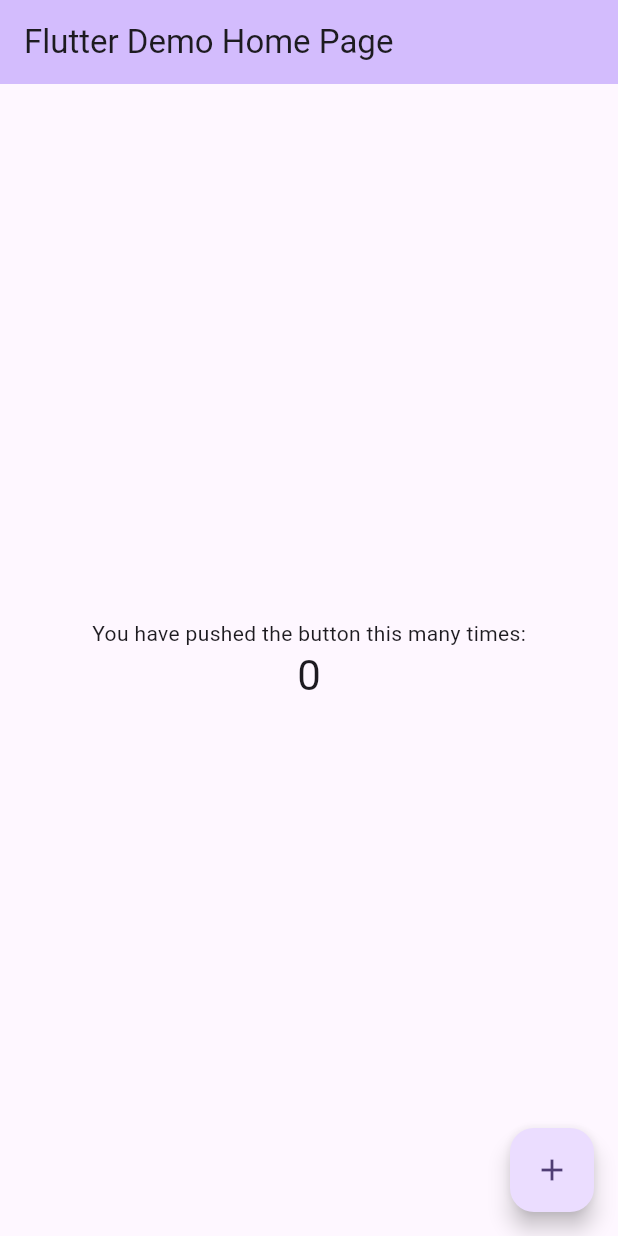
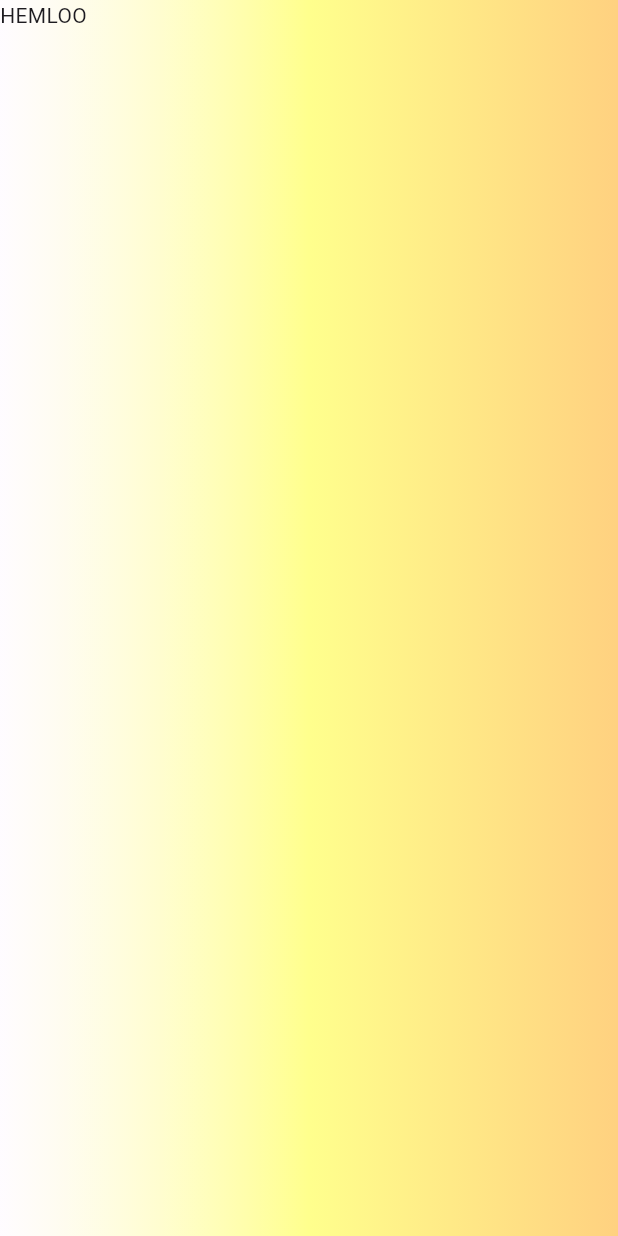
Before and after one commit to Uanuragdhyay/RecipieBook, a Flutter app: the screen it shows after launch, on a phone screen of 412 x 824 dp. Run offline on Flutter 3.47's test engine with Material 3 defaults, Android fonts, the phone set to English and light mode, and no system bars.

Commit message:
initiated home page

```diff
--- /dev/null
+++ b/lib/home.dart
@@ -0,0 +1,35 @@
+import 'package:flutter/material.dart';
+
+class Home extends StatefulWidget {
+
+
+  @override
+  State<Home> createState() => _HomeState();
+}
+
+class _HomeState extends State<Home> {
+  @override
+  Widget build(BuildContext context) {
+    return Scaffold(
+      body: Stack(
+        children: [
+          Container(
+            width: MediaQuery.of(context).size.width,
+            height: MediaQuery.of(context).size.height ,
+            decoration: BoxDecoration(
+              gradient:LinearGradient(
+                  colors:[
+                    Colors.white60,
+                    Colors.yellowAccent.shade100,
+                    Colors.orangeAccent.shade100
+                  ]
+              )
+            ),
+          ),
+          SafeArea(child: Text("HEMLOO"),
+          )
+        ],
+      )
+    );
+  }
+}
--- a/lib/main.dart
+++ b/lib/main.dart
@@ -1,4 +1,5 @@
 import 'package:flutter/material.dart';
+import 'package:recipiebook/home.dart';
 
 void main() {
   runApp(const MyApp());
@@ -31,95 +32,7 @@ class MyApp extends StatelessWidget {
         colorScheme: ColorScheme.fromSeed(seedColor: Colors.deepPurple),
         useMaterial3: true,
       ),
-      home: const MyHomePage(title: 'Flutter Demo Home Page'),
+      home: Home(),
     );
   }
 }
-
-class MyHomePage extends StatefulWidget {
-  const MyHomePage({super.key, required this.title});
-
-  // This widget is the home page of your application. It is stateful, meaning
-  // that it has a State object (defined below) that contains fields that affect
-  // how it looks.
-
-  // This class is the configuration for the state. It holds the values (in this
-  // case the title) provided by the parent (in this case the App widget) and
-  // used by the build method of the State. Fields in a Widget subclass are
-  // always marked "final".
-
-  final String title;
-
-  @override
-  State<MyHomePage> createState() => _MyHomePageState();
-}
-
-class _MyHomePageState extends State<MyHomePage> {
-  int _counter = 0;
-
-  void _incrementCounter() {
-    setState(() {
-      // This call to setState tells the Flutter framework that something has
-      // changed in this State, which causes it to rerun the build method below
-      // so that the display can reflect the updated values. If we changed
-      // _counter without calling setState(), then the build method would not be
-      // called again, and so nothing would appear to happen.
-      _counter++;
-    });
-  }
-
-  @override
-  Widget build(BuildContext context) {
-    // This method is rerun every time setState is called, for instance as done
-    // by the _incrementCounter method above.
-    //
-    // The Flutter framework has been optimized to make rerunning build methods
-    // fast, so that you can just rebuild anything that needs updating rather
-    // than having to individually change instances of widgets.
-    return Scaffold(
-      appBar: AppBar(
-        // TRY THIS: Try changing the color here to a specific color (to
-        // Colors.amber, perhaps?) and trigger a hot reload to see the AppBar
-        // change color while the other colors stay the same.
-        backgroundColor: Theme.of(context).colorScheme.inversePrimary,
-        // Here we take the value from the MyHomePage object that was created by
-        // the App.build method, and use it to set our appbar title.
-        title: Text(widget.title),
-      ),
-      body: Center(
-        // Center is a layout widget. It takes a single child and positions it
-        // in the middle of the parent.
-        child: Column(
-          // Column is also a layout widget. It takes a list of children and
-          // arranges them vertically. By default, it sizes itself to fit its
-          // children horizontally, and tries to be as tall as its parent.
-          //
-          // Column has various properties to control how it sizes itself and
-          // how it positions its children. Here we use mainAxisAlignment to
-          // center the children vertically; the main axis here is the vertical
-          // axis because Columns are vertical (the cross axis would be
-          // horizontal).
-          //
-          // TRY THIS: Invoke "debug painting" (choose the "Toggle Debug Paint"
-          // action in the IDE, or press "p" in the console), to see the
-          // wireframe for each widget.
-          mainAxisAlignment: MainAxisAlignment.center,
-          children: <Widget>[
-            const Text(
-              'You have pushed the button this many times:',
-            ),
-            Text(
-              '$_counter',
-              style: Theme.of(context).textTheme.headlineMedium,
-            ),
-          ],
-        ),
-      ),
-      floatingActionButton: FloatingActionButton(
-        onPressed: _incrementCounter,
-        tooltip: 'Increment',
-        child: const Icon(Icons.add),
-      ), // This trailing comma makes auto-formatting nicer for build methods.
-    );
-  }
-}
```
